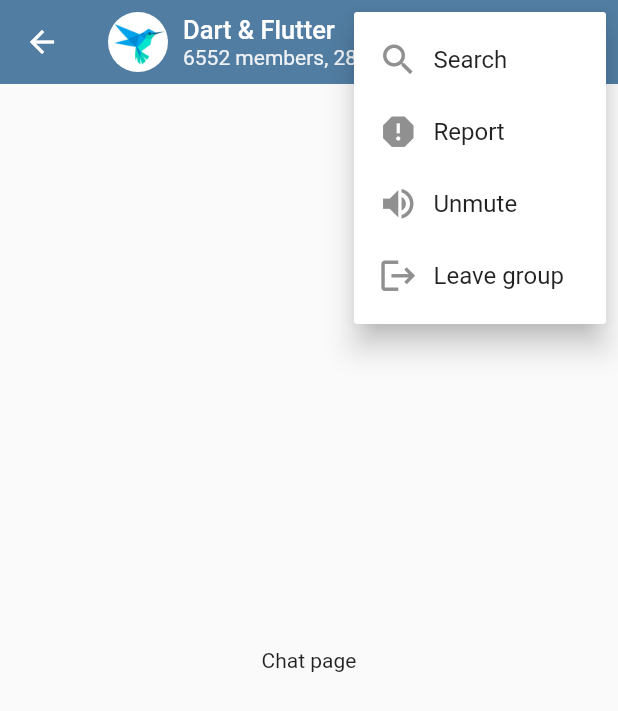
After one commit to smart7even/tinygram, a Flutter app: the ChatPage screen opened directly, after a tap on the "more vert" icon, on a phone screen of 412 x 824 dp. The commit adds this screen. Shown: the top 711 px of the screen. Run offline on Flutter 3.47's test engine with Material 2 defaults, Android fonts, the phone set to English and light mode, and no system bars; our stand-ins replace firebase_auth, firebase_core, google_sign_in; accounts and stored records are empty.

Commit message:
feat: add chat appbar #2

```diff
--- /dev/null
+++ b/lib/features/chat/domain/models/popup_menu_item_data.dart
@@ -0,0 +1,10 @@
+import 'package:flutter/material.dart';
+
+class PopupMenuItemData {
+  final String title;
+  final VoidCallback onPressed;
+  final Widget icon;
+
+  PopupMenuItemData(
+      {required this.title, required this.onPressed, required this.icon});
+}
--- /dev/null
+++ b/lib/features/chat/presentation/pages/chat_page.dart
@@ -0,0 +1,98 @@
+import 'package:flutter/material.dart';
+import 'package:tinygram/constants.dart';
+import 'package:tinygram/features/chat/domain/models/popup_menu_item_data.dart';
+import 'package:tinygram/features/chat/presentation/widgets/popup_dropdown_button.dart';
+
+class ChatPage extends StatelessWidget {
+  const ChatPage({Key? key, required this.title, required this.imagePath})
+      : super(key: key);
+
+  final String title;
+  final String imagePath;
+
+  @override
+  Widget build(BuildContext context) {
+    return Scaffold(
+      appBar: AppBar(
+        elevation: 0,
+        backgroundColor: AppColors.darkBlue,
+        title: Row(
+          children: [
+            ClipOval(
+              child: Image.asset(
+                imagePath,
+                height: 40,
+                width: 40,
+              ),
+            ),
+            const SizedBox(
+              width: 10,
+            ),
+            Expanded(
+              child: Column(
+                crossAxisAlignment: CrossAxisAlignment.start,
+                children: [
+                  Text(
+                    title,
+                    style: Theme.of(context)
+                        .textTheme
+                        .headline2
+                        ?.copyWith(color: Colors.white),
+                  ),
+                  Text(
+                    "6552 members, 2800 online",
+                    style: Theme.of(context)
+                        .textTheme
+                        .bodyText2
+                        ?.copyWith(color: Colors.white.withOpacity(0.9)),
+                  )
+                ],
+              ),
+            )
+          ],
+        ),
+        actions: [
+          PopupMenuButtonAppBar(
+            popupItems: [
+              PopupMenuItemData(
+                  title: 'Search',
+                  icon: Icon(
+                    Icons.search,
+                    color: AppColors.grey,
+                    size: 27,
+                  ),
+                  onPressed: () {}),
+              PopupMenuItemData(
+                  title: 'Report',
+                  icon: Icon(
+                    Icons.report,
+                    color: AppColors.grey,
+                    size: 27,
+                  ),
+                  onPressed: () {}),
+              PopupMenuItemData(
+                  title: 'Unmute',
+                  icon: Icon(
+                    Icons.volume_up,
+                    color: AppColors.grey,
+                    size: 27,
+                  ),
+                  onPressed: () {}),
+              PopupMenuItemData(
+                  title: 'Leave group',
+                  icon: Icon(
+                    Icons.logout,
+                    color: AppColors.grey,
+                    size: 27,
+                  ),
+                  onPressed: () {})
+            ],
+          )
+        ],
+      ),
+      body: const Center(
+        child: Text("Chat page"),
+      ),
+    );
+  }
+}
--- /dev/null
+++ b/lib/features/chat/presentation/widgets/popup_dropdown_button.dart
@@ -0,0 +1,35 @@
+import 'package:flutter/material.dart';
+import 'package:tinygram/features/chat/domain/models/popup_menu_item_data.dart';
+
+class PopupMenuButtonAppBar extends StatelessWidget {
+  const PopupMenuButtonAppBar({Key? key, required this.popupItems})
+      : super(key: key);
+
+  final List<PopupMenuItemData> popupItems;
+
+  @override
+  Widget build(BuildContext context) {
+    return PopupMenuButton<String>(
+      icon: const Icon(Icons.more_vert),
+      onSelected: (newStr) {},
+      itemBuilder: (BuildContext context) {
+        return popupItems.map((PopupMenuItemData choice) {
+          return PopupMenuItem<String>(
+            value: choice.title,
+            child: Row(
+              children: [
+                choice.icon,
+                const SizedBox(
+                  width: 10,
+                ),
+                Text(
+                  choice.title,
+                ),
+              ],
+            ),
+          );
+        }).toList();
+      },
+    );
+  }
+}
--- a/lib/features/home/presentation/pages/home.dart
+++ b/lib/features/home/presentation/pages/home.dart
@@ -1,5 +1,6 @@
 import 'package:flutter/material.dart';
 import 'package:tinygram/constants.dart';
+import 'package:tinygram/features/chat/presentation/pages/chat_page.dart';
 import 'package:tinygram/features/home/presentation/widgets/app_tab.dart';
 import 'package:tinygram/features/home/presentation/widgets/chat_tile.dart';
 
@@ -78,6 +79,15 @@ class _HomePageState extends State<HomePage> with TickerProviderStateMixin {
                             lastMessage: 'May the force be with you',
                             lastMessageSentAt: '18:43',
                             unreadMessages: 13 * index + 1,
+                            onPressed: () {
+                              Navigator.of(context)
+                                  .push(MaterialPageRoute(builder: (ctx) {
+                                return const ChatPage(
+                                  title: 'Dart & Flutter',
+                                  imagePath: 'assets/images/dartchat.jpg',
+                                );
+                              }));
+                            },
                           )))),
           const Center(
             child: Text("Personal messages"),
--- a/lib/features/home/presentation/widgets/chat_tile.dart
+++ b/lib/features/home/presentation/widgets/chat_tile.dart
@@ -2,24 +2,30 @@ import 'package:flutter/material.dart';
 import 'package:tinygram/constants.dart';
 
 class ChatTile extends StatelessWidget {
-  const ChatTile({
-    Key? key,
+  const ChatTile(
+      {Key? key,
       required this.title,
       required this.lastMessageSender,
       required this.lastMessage,
       required this.lastMessageSentAt,
       required this.unreadMessages,
-  }) : super(key: key);
+      required this.onPressed})
+      : super(key: key);
 
   final String title;
   final String lastMessageSender;
   final String lastMessage;
   final String lastMessageSentAt;
   final int unreadMessages;
+  final VoidCallback onPressed;
 
   @override
   Widget build(BuildContext context) {
-    return IntrinsicHeight(
+    return GestureDetector(
+      onTap: () {
+        onPressed();
+      },
+      child: IntrinsicHeight(
         child: Row(
           children: [
             Padding(
@@ -36,7 +42,8 @@ class ChatTile extends StatelessWidget {
                 child: Container(
               decoration: const BoxDecoration(
                   border: Border(
-                    bottom: BorderSide(color: Color(0xFFE5E5E5), width: 0.8))),
+                      bottom:
+                          BorderSide(color: Color(0xFFE5E5E5), width: 0.8))),
               child: Row(
                 children: [
                   Expanded(
@@ -125,6 +132,7 @@ class ChatTile extends StatelessWidget {
             ))
           ],
         ),
+      ),
     );
   }
 }
```
Lines whose indentation alone changed are shown as unchanged.
